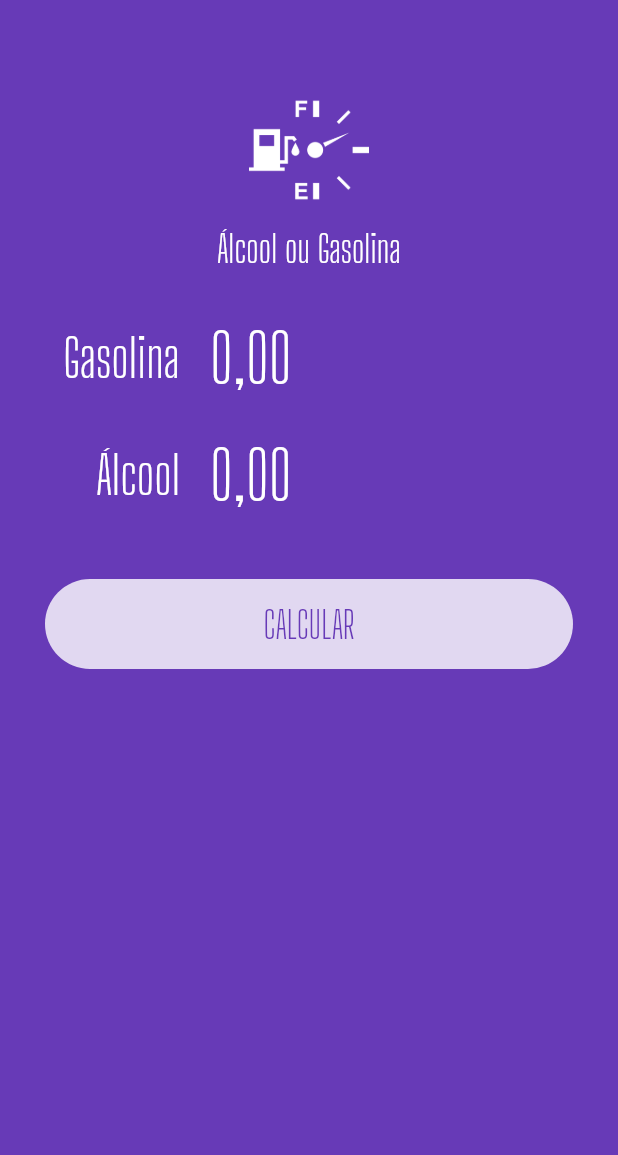
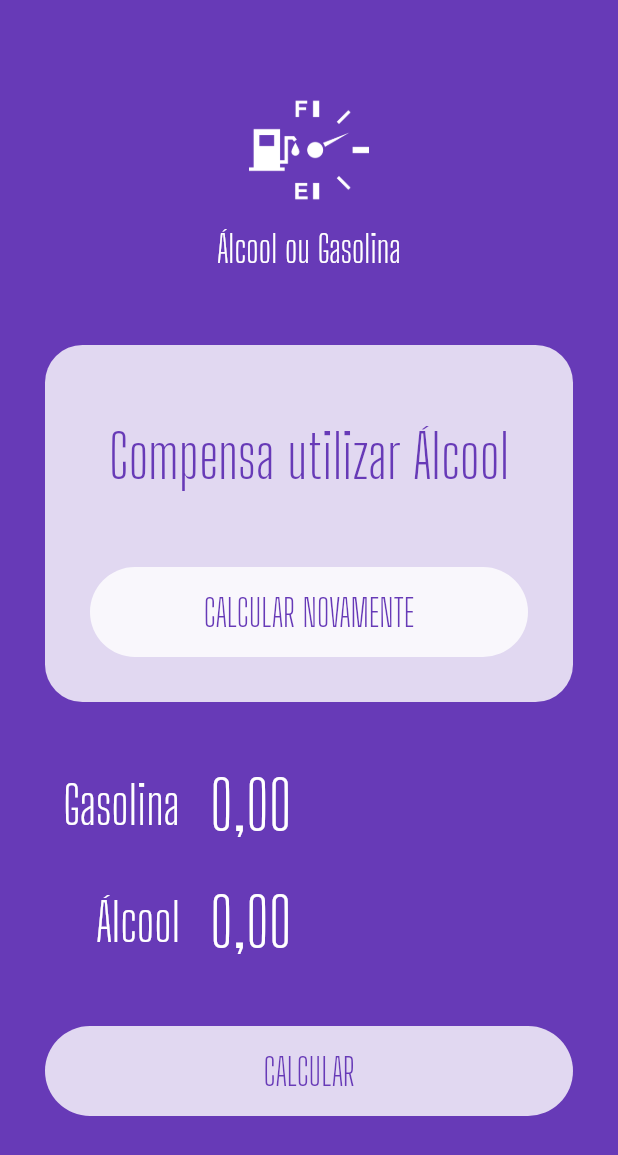
Before and after one commit to damasio34/qualcombustivel, a Flutter app: the screen it shows after launch, on a phone screen of 412 x 824 dp. Shown: the top 1155 px of the screen. Run offline on Flutter 3.47's test engine with Material 2 defaults, Android fonts, the phone set to English and light mode, and no system bars; our stand-ins replace flutter_masked_text.

Commit message:
Implementação da box de resultado

```diff
--- a/lib/main.dart
+++ b/lib/main.dart
@@ -34,6 +34,52 @@ class HomePage extends StatelessWidget {
       body: ListView(
         children: <Widget>[
           Logo(),
+          Container(
+            margin: EdgeInsets.all(30),
+            decoration: BoxDecoration(
+              color: Colors.white.withOpacity(0.8),
+              borderRadius: BorderRadius.circular(25)
+            ),
+            child: Column(
+              children: <Widget>[
+                SizedBox(
+                  height: 50,
+                ),
+                Text(
+                  "Compensa utilizar Álcool",
+                  style: TextStyle(
+                    color: Theme.of(context).primaryColor,
+                    fontSize: 40,
+                    fontFamily: "Big Shoulders Display"
+                  ),
+                  textAlign: TextAlign.center,
+                ),
+                SizedBox(
+                  height: 20,
+                ),
+                Container(
+                  margin: EdgeInsets.all(30),
+                  height: 60,
+                  width: double.infinity,
+                  decoration: BoxDecoration(
+                    color: Colors.white.withOpacity(0.8),
+                    borderRadius: BorderRadius.circular(60)
+                  ),
+                  child: FlatButton(
+                    child: Text(
+                      "CALCULAR NOVAMENTE",
+                      style: TextStyle(
+                        color: Theme.of(context).primaryColor,
+                        fontSize: 25,
+                        fontFamily: "Big Shoulders Display"
+                      ),
+                    ),
+                    onPressed: () {},
+                  ),
+                ),
+              ],
+            ),
+          ),
           Input(
             ctrl: this._gasCtrl,
             label: "Gasolina"
```
